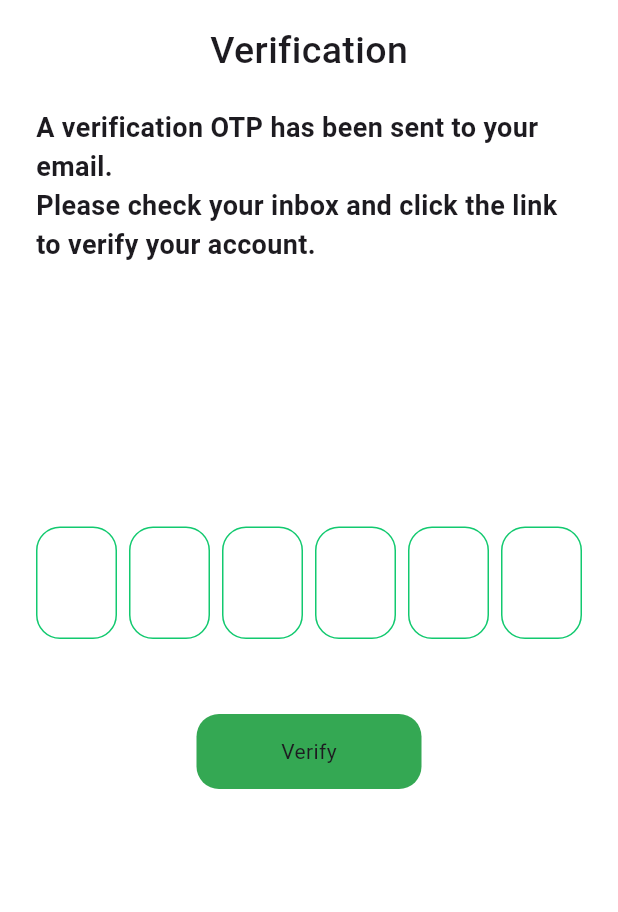
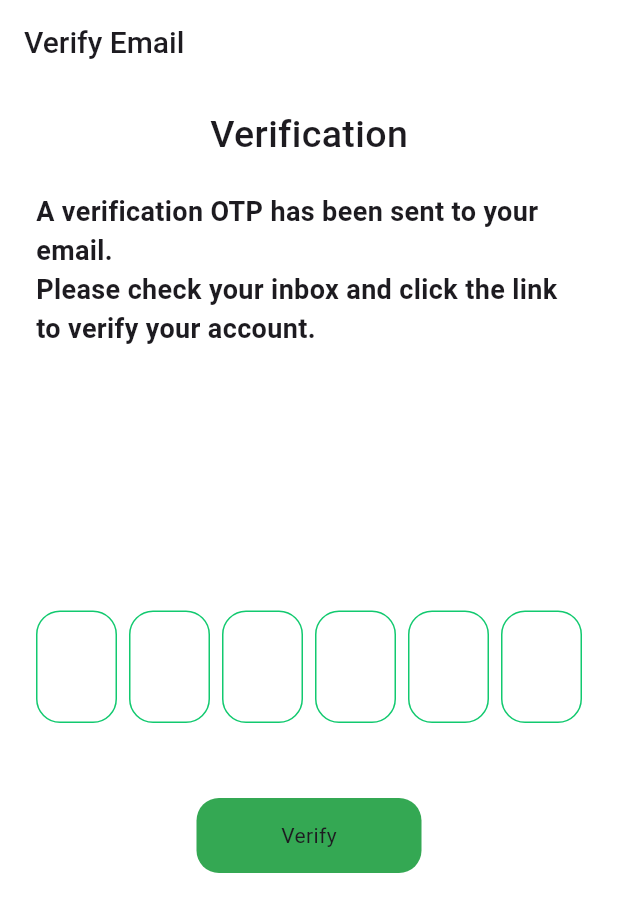
Before and after one commit to A7medMaged/Learning-Manegement-System, a Flutter app: the VerifyEmailScreen screen opened by its route, on a phone screen of 412 x 824 dp. Shown: the top 912 px of the screen. Run offline on Flutter 3.47's test engine with Material 3 defaults, Android fonts, the phone set to English and light mode, and no system bars; drawn by our look-alikes of pinput; our stand-ins replace dartz, dio, flutter_bloc, flutter_secure_storage, font_awesome_flutter, get_it and 7 more; accounts and stored records are empty; Roboto replaces fonts that are missing (Ubuntu); project files that could hold a hidden picture were left out.

Commit message:
Implement verify email functionality with Bloc integration and enhanced OTP validation

```diff
--- a/lib/core/routes/app_router.dart
+++ b/lib/core/routes/app_router.dart
@@ -6,6 +6,7 @@ import 'package:lms/core/utils/di.dart';
 import 'package:lms/features/auth/presentation/login_screen.dart';
 import 'package:lms/features/auth/presentation/maneger/login_cubit/login_cubit.dart';
 import 'package:lms/features/auth/presentation/maneger/register_cubit/register_cubit.dart';
+import 'package:lms/features/auth/presentation/maneger/verify_email_cubit/verify_email_cubit.dart';
 import 'package:lms/features/auth/presentation/register_screen.dart';
 import 'package:lms/features/auth/presentation/verify_email_screen.dart';
 import 'package:lms/features/home/presentation/home_screen.dart';
@@ -60,7 +61,14 @@ class AppRouter {
 
       GoRoute(
         path: AppRoutes.otpVerificationRoute,
-        builder: (context, state) => const VerifyEmailScreen(),
+        builder: (context, state) {
+          final extra = state.extra as Map<String, dynamic>?;
+          final email = extra?['email'] as String? ?? '';
+          return BlocProvider(
+            create: (context) => getIt<VerifyEmailCubit>(),
+            child: VerifyEmailScreen(email: email),
+          );
+        },
       ),
     ],
   );
--- a/lib/core/utils/di.dart
+++ b/lib/core/utils/di.dart
@@ -5,6 +5,7 @@ import 'package:lms/core/utils/storage_helper.dart';
 import 'package:lms/features/auth/data/repos/auth_repo_impl.dart';
 import 'package:lms/features/auth/presentation/maneger/login_cubit/login_cubit.dart';
 import 'package:lms/features/auth/presentation/maneger/register_cubit/register_cubit.dart';
+import 'package:lms/features/auth/presentation/maneger/verify_email_cubit/verify_email_cubit.dart';
 import 'package:lms/features/onboarding/data/repo/onboarding_repo.dart';
 import 'package:lms/features/onboarding/presentation/maneger/cubit/onboarding_cubit.dart';
 
@@ -42,6 +43,10 @@ Future<void> setupDependencyInjection() async {
     () => RegisterCubit(getIt<AuthRepoImpl>()),
   );
 
+  getIt.registerFactory<VerifyEmailCubit>(
+    () => VerifyEmailCubit(getIt<AuthRepoImpl>()),
+  );
+
   getIt.registerFactory<LoginCubit>(
     () => LoginCubit(getIt<AuthRepoImpl>()),
   );
--- a/lib/features/auth/presentation/verify_email_screen.dart
+++ b/lib/features/auth/presentation/verify_email_screen.dart
@@ -1,25 +1,35 @@
 import 'package:flutter/material.dart';
+import 'package:flutter_bloc/flutter_bloc.dart';
+import 'package:go_router/go_router.dart';
+import 'package:lms/core/routes/app_routes.dart';
 import 'package:lms/core/utils/styling/text_style.dart';
 import 'package:lms/core/widgets/app_text_button.dart';
 import 'package:lms/core/widgets/spacing_widgets.dart';
+import 'package:lms/features/auth/data/models/verify_email_models/verify_email_request_model.dart';
+import 'package:lms/features/auth/presentation/maneger/verify_email_cubit/verify_email_cubit.dart';
 import 'package:lms/features/auth/presentation/widgets/otp.dart';
+import 'package:toastification/toastification.dart';
 
-class VerifyEmailScreen extends StatefulWidget {
-  const VerifyEmailScreen({super.key});
-
-  @override
-  State<VerifyEmailScreen> createState() => _VerifyEmailScreenState();
-}
-
-class _VerifyEmailScreenState extends State<VerifyEmailScreen> {
-  final formKey = GlobalKey<FormState>();
-  final otpController = TextEditingController();
-  final focusNode = FocusNode();
+class VerifyEmailScreen extends StatelessWidget {
+  const VerifyEmailScreen({super.key, required this.email});
+  final String email;
 
   @override
   Widget build(BuildContext context) {
+    final formKey = GlobalKey<FormState>();
+    final otpController = TextEditingController();
+    final focusNode = FocusNode();
+
     return SafeArea(
       child: Scaffold(
+        appBar: AppBar(
+          backgroundColor: Colors.transparent,
+          title: Text(
+            'Verify Email $email',
+            style: Styles.style20,
+          ),
+          elevation: 0,
+        ),
         body: Padding(
           padding: const EdgeInsets.symmetric(horizontal: 24, vertical: 16),
           child: Form(
@@ -40,22 +50,57 @@ class _VerifyEmailScreenState extends State<VerifyEmailScreen> {
                   otpController: otpController,
                   focusNode: focusNode,
                   validator: (value) {
-                    return value == '222222' ? null : 'Pin is incorrect';
+                    if (value == null || value.isEmpty) {
+                      return 'Please enter the OTP code';
+                    }
+                    if (value.length != 6) {
+                      return 'OTP must be 6 digits';
+                    }
+                    if (int.tryParse(value) == null) {
+                      return 'OTP must contain only numbers';
+                    }
+                    return null;
                   },
                 ),
                 const HeightSpace(50),
-                AppTextButton(
-                  text: 'Verify',
-                  onTap: () {
-                    if (formKey.currentState!.validate()) {
-                      ScaffoldMessenger.of(context).showSnackBar(
-                        const SnackBar(content: Text('OTP Verified!')),
+                BlocConsumer<VerifyEmailCubit, VerifyEmailState>(
+                  listener: (context, state) {
+                    if (state is VerifyEmailSuccess) {
+                      toastification.show(
+                        context: context,
+                        title: const Text('Verification Successful'),
+                        description: Text(
+                          state.verifyEmailResponse.message ?? '',
+                        ),
+                        style: ToastificationStyle.minimal,
                       );
-                    } else {
-                      ScaffoldMessenger.of(context).showSnackBar(
-                        const SnackBar(content: Text('Invalid OTP')),
+                      context.pushReplacement(AppRoutes.loginRoute);
+                    } else if (state is VerifyEmailFailure) {
+                      toastification.show(
+                        context: context,
+                        title: const Text('Verification Failed'),
+                        description: Text(
+                          state.errorMessage,
+                        ),
+                        style: ToastificationStyle.minimal,
                       );
                     }
+                  },
+                  builder: (context, state) {
+                    return AppTextButton(
+                      text: 'Verify',
+                      onTap: () {
+                        if (formKey.currentState!.validate()) {
+                          final otp = otpController.text.trim();
+                          context.read<VerifyEmailCubit>().verifyEmail(
+                            VerifyEmailRequestModel(
+                              email: email,
+                              code: int.tryParse(otp),
+                            ),
+                          );
+                        }
+                      },
+                    );
                   },
                 ),
               ],
```
